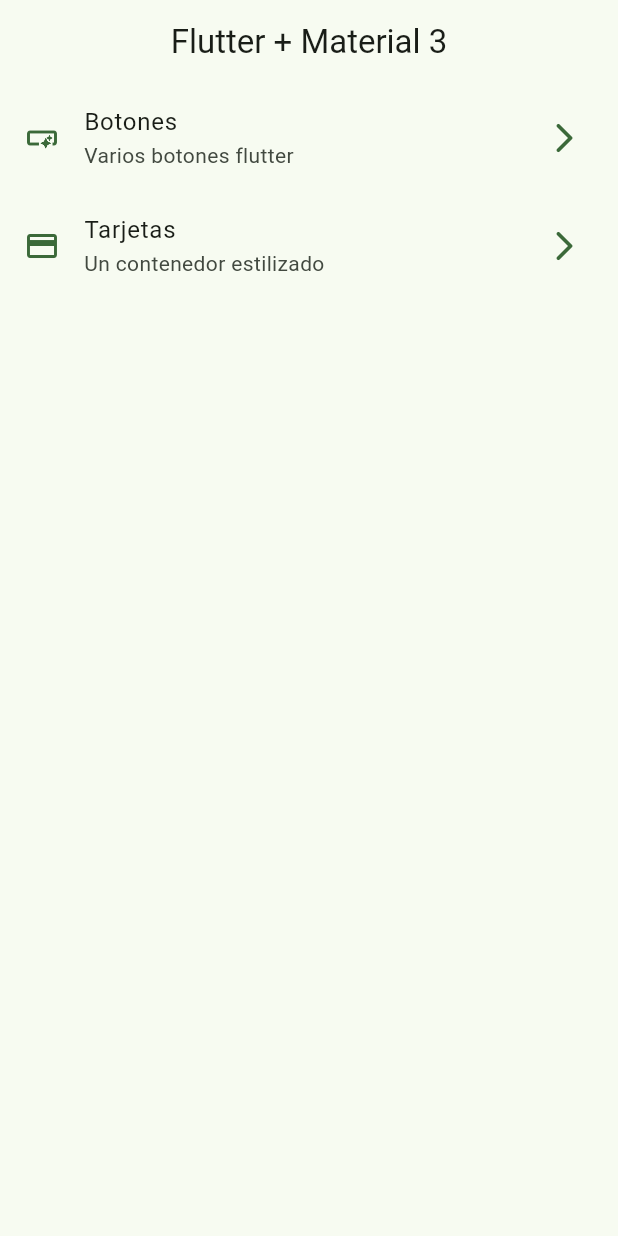
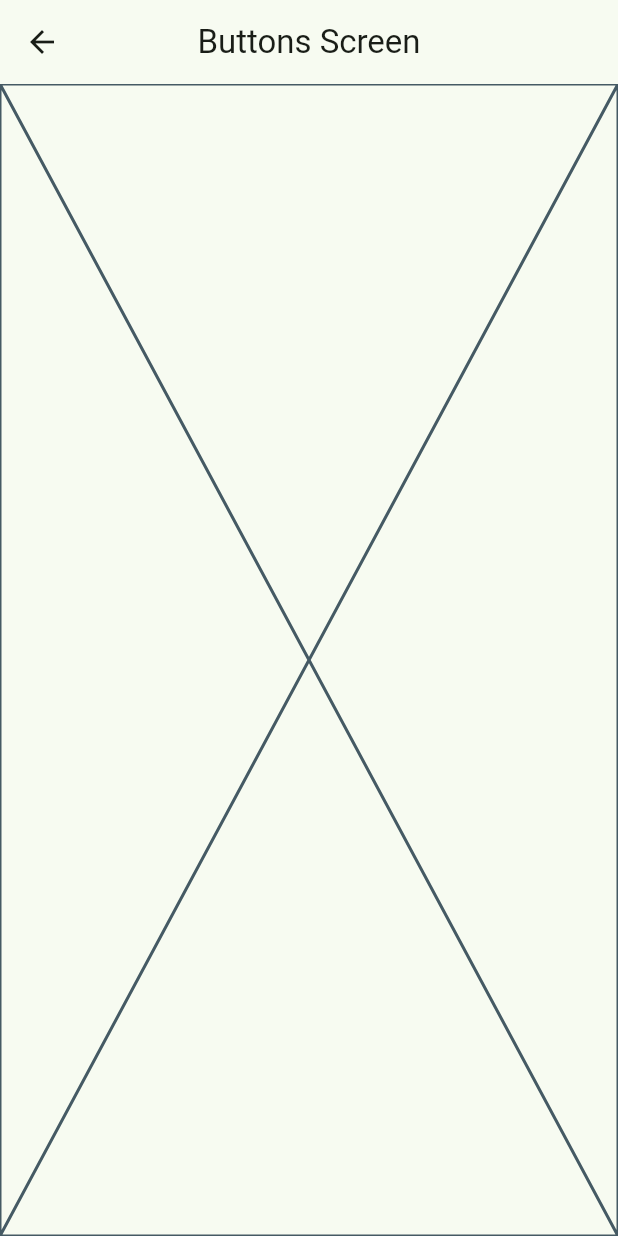
Before and after one commit to AugustSalas/widgets_app, a Flutter app: the screen it shows after launch, after a tap on "Botones", on a phone screen of 412 x 824 dp. Run offline on Flutter 3.47's test engine with Material 3 defaults, Android fonts, the phone set to English and light mode, and no system bars.

```diff
--- a/lib/config/menu/menu_items.dart
+++ b/lib/config/menu/menu_items.dart
@@ -24,7 +24,7 @@ const appMenuItems = <MenuItem>[
   MenuItem(
     title: 'Tarjetas',
     subTitle: 'Un contenedor estilizado',
-    link: '/card',
+    link: '/cards',
     icon: Icons.credit_card,
   ),
 ];
--- a/lib/main.dart
+++ b/lib/main.dart
@@ -1,5 +1,7 @@
 import 'package:flutter/material.dart';
 import 'package:widgets_app/config/theme/app_theme.dart';
+import 'package:widgets_app/presentation/screens/buttons/buttons_screens.dart';
+import 'package:widgets_app/presentation/screens/cards/cards_screen.dart';
 import 'package:widgets_app/presentation/screens/home/home_screen.dart';
 
 void main() {
@@ -14,7 +16,11 @@ class MainApp extends StatelessWidget {
     return  MaterialApp(
       theme: AppTheme(selectedColor: 2).getTheme(),
       debugShowCheckedModeBanner: false,
-      home:  const HomeScreen()
+      home:  const HomeScreen(),
+      routes: {
+        '/buttons':(context) => const ButtonsScreen(),
+        '/cards':(context) => const CardsScreen(),
+      },
     );
   }
 }
--- /dev/null
+++ b/lib/presentation/screens/buttons/buttons_screens.dart
@@ -0,0 +1,15 @@
+import 'package:flutter/material.dart';
+
+class ButtonsScreen extends StatelessWidget {
+  const ButtonsScreen({super.key});
+
+  @override
+  Widget build(BuildContext context) {
+    return Scaffold(
+      appBar: AppBar(
+        title: const Text('Buttons Screen'),
+      ),
+      body: const Placeholder(),
+    );
+  }
+}
--- a/lib/presentation/screens/home/home_screen.dart
+++ b/lib/presentation/screens/home/home_screen.dart
@@ -1,35 +1,30 @@
 import 'package:flutter/material.dart';
 import 'package:widgets_app/config/menu/menu_items.dart';
+import 'package:widgets_app/presentation/screens/buttons/buttons_screens.dart';
 
 class HomeScreen extends StatelessWidget {
-
   const HomeScreen({Key? key}) : super(key: key);
 
   @override
   Widget build(BuildContext context) {
-    return  Scaffold(
+    return Scaffold(
         appBar: AppBar(
           title: const Text('Flutter + Material 3'),
         ),
-      body: _HomeView()
-    );
+        body: _HomeView());
   }
 }
 
 class _HomeView extends StatelessWidget {
-
-
   @override
   Widget build(BuildContext context) {
     appMenuItems.length;
     return ListView.builder(
         itemCount: appMenuItems.length,
-      itemBuilder: (context,index){
+        itemBuilder: (context, index) {
           final menuItem = appMenuItems[index];
           return _CustomListTile(menuItem: menuItem);
-      }
-
-    );
+        });
   }
 }
 
@@ -42,15 +37,21 @@ class _CustomListTile extends StatelessWidget {
 
   @override
   Widget build(BuildContext context) {
-
     final colors = Theme.of(context).colorScheme;
 
     return ListTile(
-      leading: Icon(menuItem.icon,color: colors.primary),
-      trailing: Icon(Icons.arrow_forward_ios_rounded,color: colors.primary),
+      leading: Icon(menuItem.icon, color: colors.primary),
+      trailing: Icon(Icons.arrow_forward_ios_rounded, color: colors.primary),
       title: Text(menuItem.title),
       subtitle: Text(menuItem.subTitle),
-      onTap: (){},
+      onTap: () {
+        // Navigator.of(context).push(
+        //   MaterialPageRoute(
+        //     builder: (context) => const ButtonsScreen(),
+        //   ),
+        // );
+        Navigator.pushNamed(context, menuItem.link);
+      },
     );
   }
 }
```
Also changed, not shown: lib/presentation/screens/cards/cards_screen.dart (added, +15 -0 lines). Lines whose indentation alone changed are shown as unchanged.
